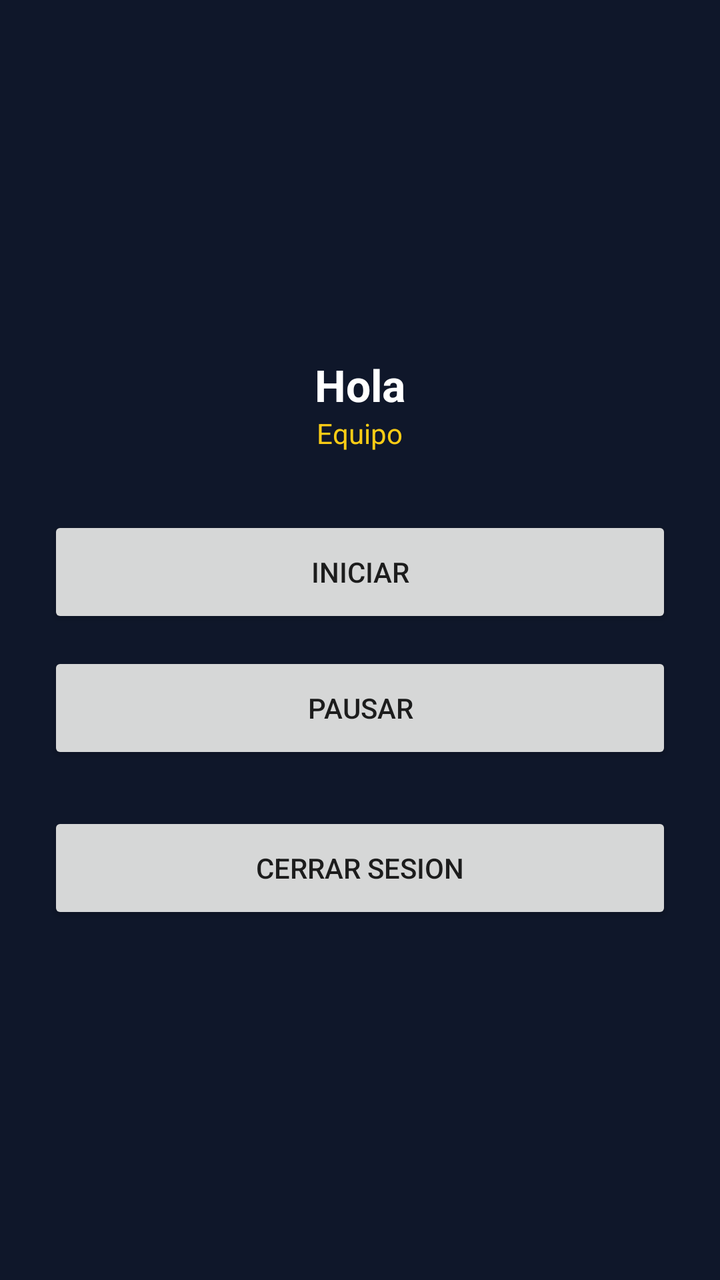
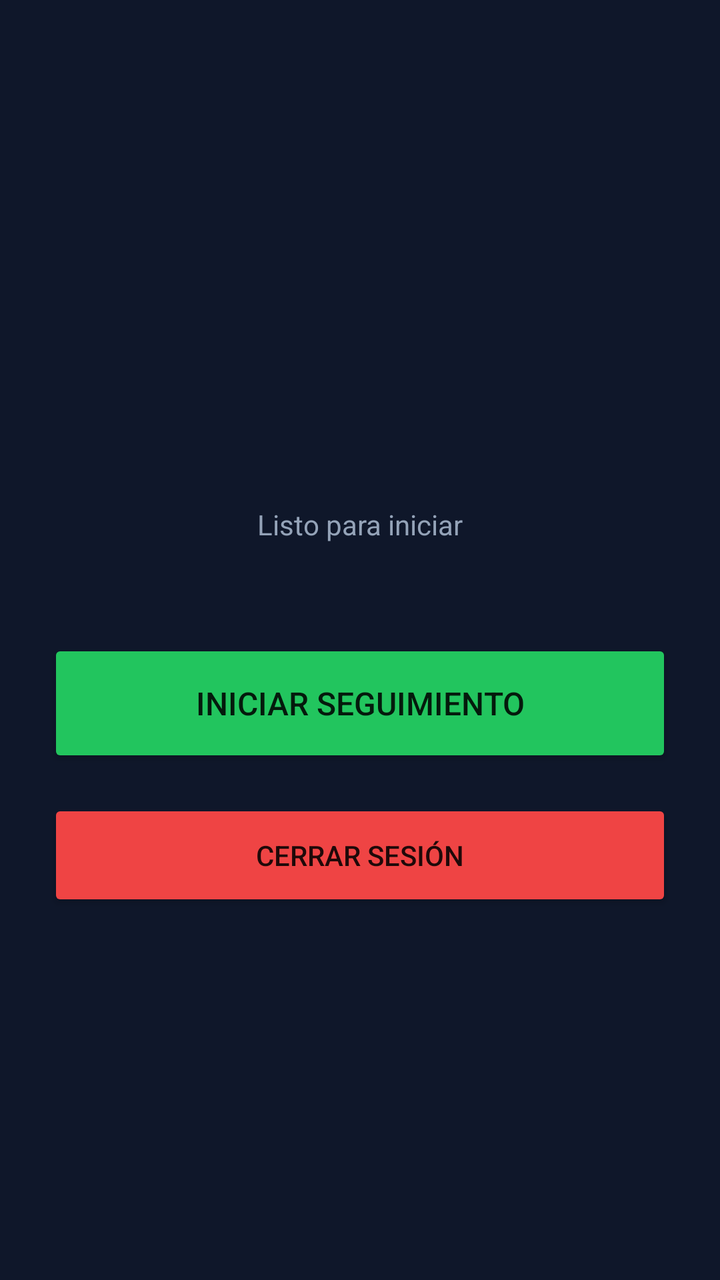

Before-and-after screenshots of an Android layout around one commit, followed by the original layout XML and the change that was made.
<!-- AndroidManifest.xml: application theme Theme.AppCompat.Light.NoActionBar -->
<!-- res/layout/activity_main.xml -->
<?xml version="1.0" encoding="utf-8"?>
<LinearLayout xmlns:android="http://schemas.android.com/apk/res/android"
    android:layout_width="match_parent"
    android:layout_height="match_parent"
    android:orientation="vertical"
    android:gravity="center"
    android:padding="24dp"
    android:background="#0F172A">
    <TextView android:id="@+id/tvBienvenido" android:layout_width="wrap_content" android:layout_height="wrap_content" android:text="Hola" android:textSize="22sp" android:textColor="#FFFFFF" android:textStyle="bold"/>
    <TextView android:id="@+id/tvEquipo" android:layout_width="wrap_content" android:layout_height="wrap_content" android:text="Equipo" android:textColor="#FACC15" android:layout_marginBottom="32dp"/>
    <Button android:id="@+id/btnIniciar" android:layout_width="match_parent" android:layout_height="56dp" android:text="INICIAR" android:layout_marginBottom="12dp"/>
    <Button android:id="@+id/btnDetener" android:layout_width="match_parent" android:layout_height="56dp" android:text="PAUSAR" android:layout_marginBottom="24dp"/>
    <Button android:id="@+id/btnCerrarSesion" android:layout_width="match_parent" android:layout_height="56dp" android:text="CERRAR SESION"/>
</LinearLayout>
<!-- resources referenced by this layout -->
<resources>

</resources>

<!-- the commit's change to res/layout/activity_main.xml (unified diff, before → after) -->
@@ -6,9 +6,46 @@
     android:gravity="center"
     android:padding="24dp"
     android:background="#0F172A">
-    <TextView android:id="@+id/tvBienvenido" android:layout_width="wrap_content" android:layout_height="wrap_content" android:text="Hola" android:textSize="22sp" android:textColor="#FFFFFF" android:textStyle="bold"/>
-    <TextView android:id="@+id/tvEquipo" android:layout_width="wrap_content" android:layout_height="wrap_content" android:text="Equipo" android:textColor="#FACC15" android:layout_marginBottom="32dp"/>
-    <Button android:id="@+id/btnIniciar" android:layout_width="match_parent" android:layout_height="56dp" android:text="INICIAR" android:layout_marginBottom="12dp"/>
-    <Button android:id="@+id/btnDetener" android:layout_width="match_parent" android:layout_height="56dp" android:text="PAUSAR" android:layout_marginBottom="24dp"/>
-    <Button android:id="@+id/btnCerrarSesion" android:layout_width="match_parent" android:layout_height="56dp" android:text="CERRAR SESION"/>
+
+    <TextView
+        android:id="@+id/tvBienvenido"
+        android:layout_width="wrap_content"
+        android:layout_height="wrap_content"
+        android:textSize="24sp"
+        android:textStyle="bold"
+        android:textColor="#FFFFFF"/>
+
+    <TextView
+        android:id="@+id/tvEquipo"
+        android:layout_width="wrap_content"
+        android:layout_height="wrap_content"
+        android:textColor="#FACC15"
+        android:textSize="18sp"
+        android:layout_marginBottom="12dp"/>
+
+    <TextView
+        android:id="@+id/tvEstado"
+        android:layout_width="wrap_content"
+        android:layout_height="wrap_content"
+        android:text="Listo para iniciar"
+        android:textColor="#94A3B8"
+        android:layout_marginBottom="48dp"/>
+
+    
+    <Button
+        android:id="@+id/btnIniciar"
+        android:layout_width="match_parent"
+        android:layout_height="64dp"
+        android:text="INICIAR SEGUIMIENTO"
+        android:textSize="16sp"
+        android:backgroundTint="#22C55E"
+        android:layout_marginBottom="16dp"/>
+
+    <Button
+        android:id="@+id/btnCerrarSesion"
+        android:layout_width="match_parent"
+        android:layout_height="56dp"
+        android:text="CERRAR SESIÓN"
+        android:backgroundTint="#EF4444"/>
+
 </LinearLayout>
